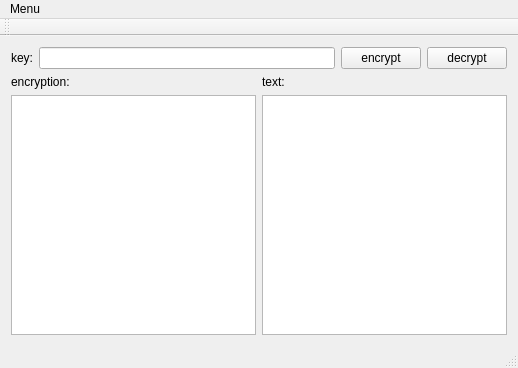
Before: the Qt Designer form mainwindow.ui in thesanone/special_note, drawn with Qt 5.
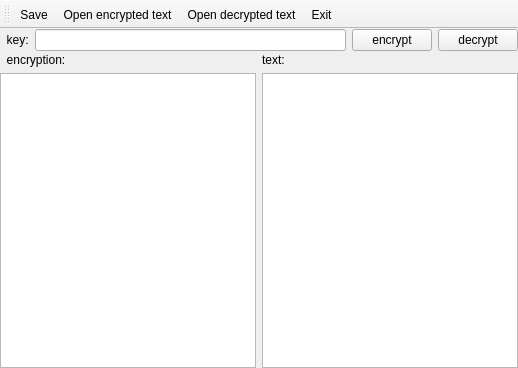
After: the same form once the commit is applied.

```diff
--- a/mainwindow.ui
+++ b/mainwindow.ui
@@ -15,17 +15,36 @@
   </property>
   <widget class="QWidget" name="centralWidget">
    <layout class="QVBoxLayout" name="verticalLayout_3">
+    <property name="spacing">
+     <number>2</number>
+    </property>
+    <property name="leftMargin">
+     <number>0</number>
+    </property>
+    <property name="topMargin">
+     <number>0</number>
+    </property>
+    <property name="rightMargin">
+     <number>0</number>
+    </property>
+    <property name="bottomMargin">
+     <number>0</number>
+    </property>
     <item>
      <layout class="QHBoxLayout" name="horizontalLayout">
       <item>
        <widget class="QLabel" name="label_3">
         <property name="text">
-         <string>key:</string>
+         <string>  key:</string>
         </property>
        </widget>
       </item>
       <item>
-       <widget class="QLineEdit" name="key_field"/>
+       <widget class="QLineEdit" name="key_field">
+        <property name="echoMode">
+         <enum>QLineEdit::Password</enum>
+        </property>
+       </widget>
       </item>
       <item>
        <widget class="QPushButton" name="encrypt_btn">
@@ -50,7 +69,7 @@
         <item>
          <widget class="QLabel" name="label_2">
           <property name="text">
-           <string>encryption:</string>
+           <string>  encryption:</string>
           </property>
          </widget>
         </item>
@@ -84,26 +103,6 @@
     </item>
    </layout>
   </widget>
-  <widget class="QMenuBar" name="menuBar">
-   <property name="geometry">
-    <rect>
-     <x>0</x>
-     <y>0</y>
-     <width>518</width>
-     <height>21</height>
-    </rect>
-   </property>
-   <widget class="QMenu" name="menuMenu">
-    <property name="title">
-     <string>Menu</string>
-    </property>
-    <addaction name="actionSave"/>
-    <addaction name="actionOpen"/>
-    <addaction name="actionOpen_decrypted_text"/>
-    <addaction name="actionExit"/>
-   </widget>
-   <addaction name="menuMenu"/>
-  </widget>
   <widget class="QToolBar" name="mainToolBar">
    <attribute name="toolBarArea">
     <enum>TopToolBarArea</enum>
@@ -111,8 +110,11 @@
    <attribute name="toolBarBreak">
     <bool>false</bool>
    </attribute>
+   <addaction name="actionSave"/>
+   <addaction name="actionOpen"/>
+   <addaction name="actionOpen_decrypted_text"/>
+   <addaction name="actionExit"/>
   </widget>
-  <widget class="QStatusBar" name="statusBar"/>
   <action name="actionSave">
    <property name="text">
     <string>Save</string>
```
